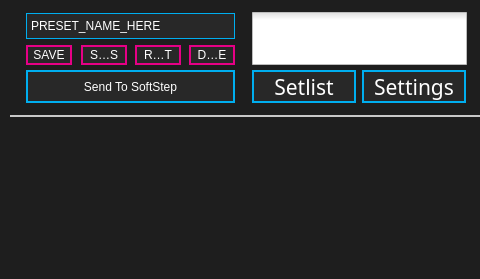
The window that standalone/advanced/forms/mainwindow.ui (Muse-Kinetics/softstep_editor) describes before a commit, drawn with Qt 5; both pictures show x 0 to 480 and y 0 to 279 of the 690 by 279 pixel window.
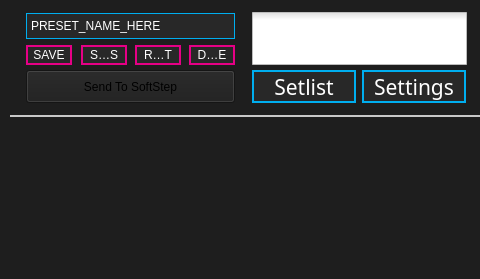
The same window after the commit. Icons and pictures are not drawn.

Commit message: Advanced: -Fixed a font issue with the "Send to SoftStep" button's tooltip.

Diff of the .ui file:
```diff
--- a/standalone/advanced/forms/mainwindow.ui
+++ b/standalone/advanced/forms/mainwindow.ui
@@ -507,7 +507,12 @@
 	border: 2px solid rgba(0, 56, 77, 255);
 	font: 16pt &quot;Futura&quot;;
 	color: rgba(255, 255, 255, 35);
-}</string>
+}
+
+QToolTip
+{
+	font: 10pt &quot;Futura&quot;;
+}s</string>
      </property>
      <property name="text">
       <string>Send To SoftStep</string>
```
Left out of the diff: 7 changed lines with no effect on the pictures. The commit also changes 1 other file.
